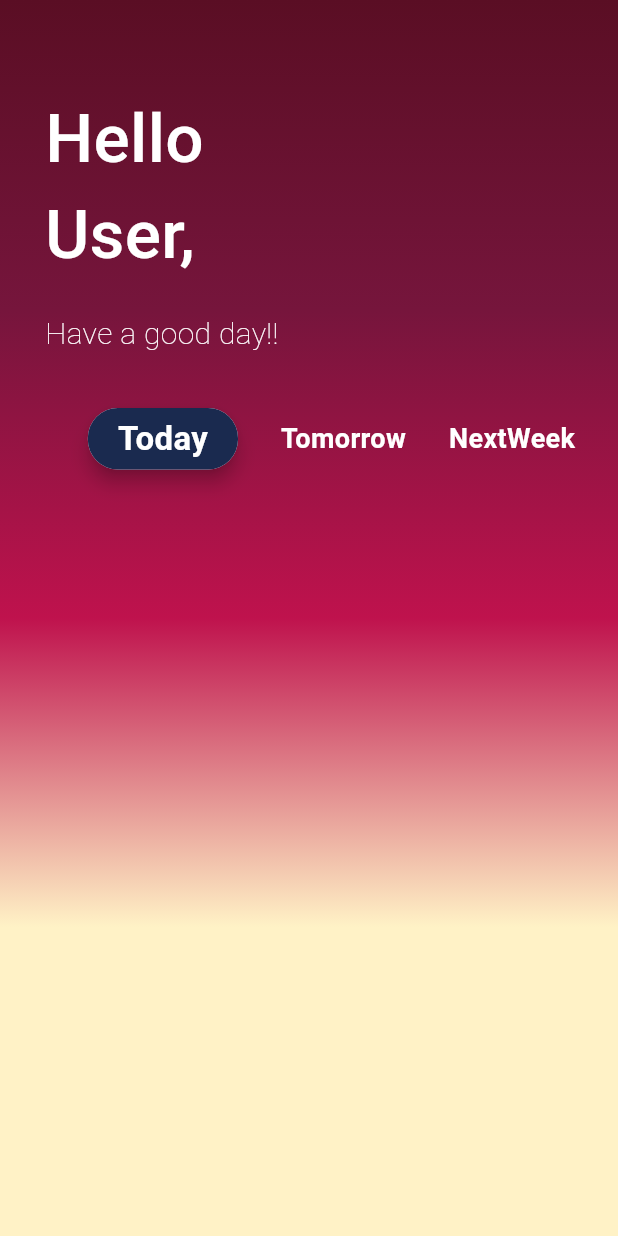
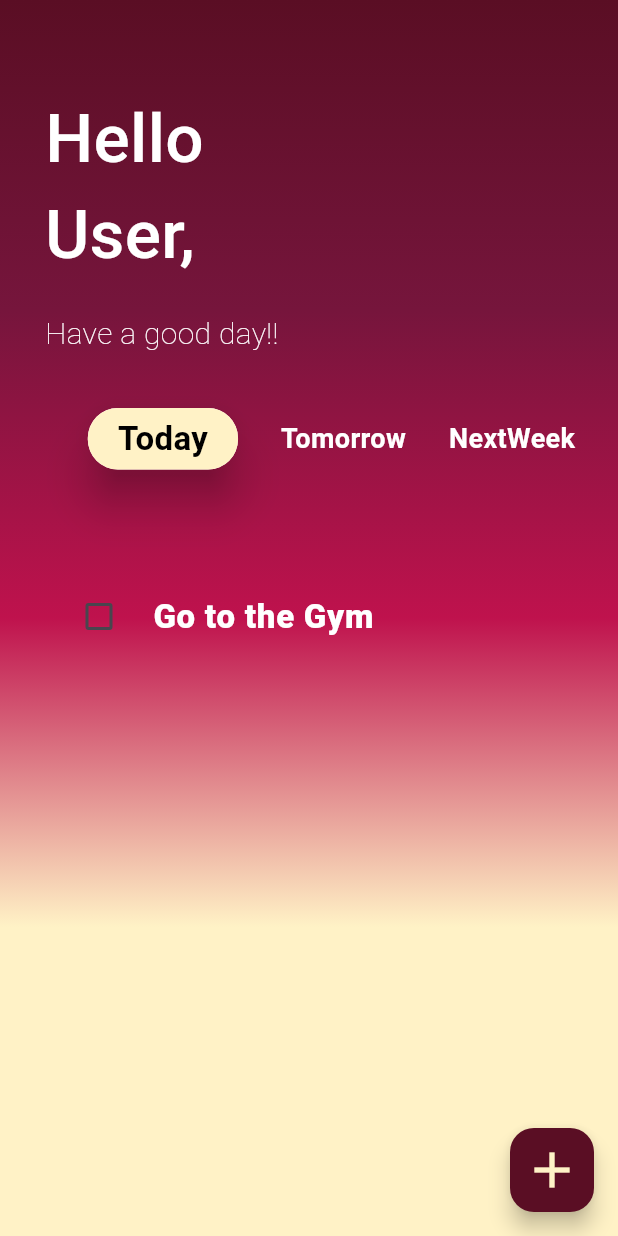
Before and after one commit to shivanshshri/to-do-flutter-, a Flutter app: the screen it shows after launch, on a phone screen of 412 x 824 dp. Run offline on Flutter 3.47's test engine with Material 3 defaults, Android fonts, the phone set to English and light mode, and no system bars; Roboto replaces fonts that are missing (Times New Roman).

Commit message:
ADDED floating action button and default task

```diff
--- a/lib/pages/home.dart
+++ b/lib/pages/home.dart
@@ -8,9 +8,15 @@ class Home extends StatefulWidget {
 
 class _HomeState extends State<Home> {
   bool today = true, tomorrow=false, nextweek=false;
+  bool suggest = false;
   @override
   Widget build(BuildContext context) {
     return Scaffold(
+      floatingActionButton: FloatingActionButton(backgroundColor:Color(0xFF5A0E24),onPressed:(){
+
+    },
+      child: Icon(Icons.add,color: Color(0xFFFFF2C6),size: 40.0,),
+      ),
       body: Container(
         padding: EdgeInsets.only(top: 60.0,left: 30.0),
         height: MediaQuery.of(context).size.height,
@@ -28,15 +34,15 @@ class _HomeState extends State<Home> {
               mainAxisAlignment: MainAxisAlignment.spaceEvenly,
               children: [
                 today? Material(
-                  elevation: 5.0,
+                  elevation: 12.0,
                 borderRadius: BorderRadius.circular(20),
                 child: Container(
-                  decoration: BoxDecoration(color: Color(0xFF1A2A4F),borderRadius: BorderRadius.circular(20)),
+                  decoration: BoxDecoration(color: Color(0xFFFFF2C6),borderRadius: BorderRadius.circular(20)),
                 padding: EdgeInsets.symmetric(horizontal: 20.0,vertical: 5.0),
                 child:
                 Text("Today",
                   style: TextStyle(fontFamily: 'Times New Roman',
-                      color: Colors.white,
+                      color: Colors.black,
                       fontSize: 22.0,
                       fontWeight: FontWeight.w600),
                 )
@@ -59,15 +65,15 @@ class _HomeState extends State<Home> {
                 ),
 
                 tomorrow? Material(
-                  elevation: 5.0,
+                  elevation: 12.0,
                   borderRadius: BorderRadius.circular(20),
                   child: Container(
-                      decoration: BoxDecoration(color: Color(0xFF1A2A4F),borderRadius: BorderRadius.circular(20)),
+                      decoration: BoxDecoration(color: Color(0xFFFFF2C6),borderRadius: BorderRadius.circular(20)),
                       padding: EdgeInsets.symmetric(horizontal: 20.0,vertical: 5.0),
                       child:
                       Text("Tomorrow",
                         style: TextStyle(fontFamily: 'Times New Roman',
-                            color: Colors.white,
+                            color: Colors.black,
                             fontSize: 22.0,
                             fontWeight: FontWeight.w600),
                       )
@@ -90,15 +96,15 @@ class _HomeState extends State<Home> {
                 ),
 
                 nextweek? Material(
-                  elevation: 5.0,
+                  elevation: 12.0,
                   borderRadius: BorderRadius.circular(20),
                   child: Container(
-                      decoration: BoxDecoration(color: Color(0xFF1A2A4F),borderRadius: BorderRadius.circular(20)),
+                      decoration: BoxDecoration(color: Color(0xFFFFF2C6),borderRadius: BorderRadius.circular(20)),
                       padding: EdgeInsets.symmetric(horizontal: 20.0,vertical: 5.0),
                       child:
                       Text("Next Week",
                         style: TextStyle(fontFamily: 'Times New Roman',
-                            color: Colors.white,
+                            color: Colors.black,
                             fontSize: 22.0,
                             fontWeight: FontWeight.w600),
                       )
@@ -121,6 +127,17 @@ class _HomeState extends State<Home> {
                 ),
               ],
 
+            ),
+            SizedBox(height: 70),
+            CheckboxListTile(
+              activeColor: Colors.green,
+              title: Text("Go to the Gym",style: TextStyle(fontSize: 22.0,color: Colors.white,fontWeight: FontWeight.w900),),
+              value: suggest, onChanged: (newValue){
+              setState(() {
+                suggest=newValue!;
+              });
+            },
+              controlAffinity: ListTileControlAffinity.leading,
             )
       ],),),
     );
```
